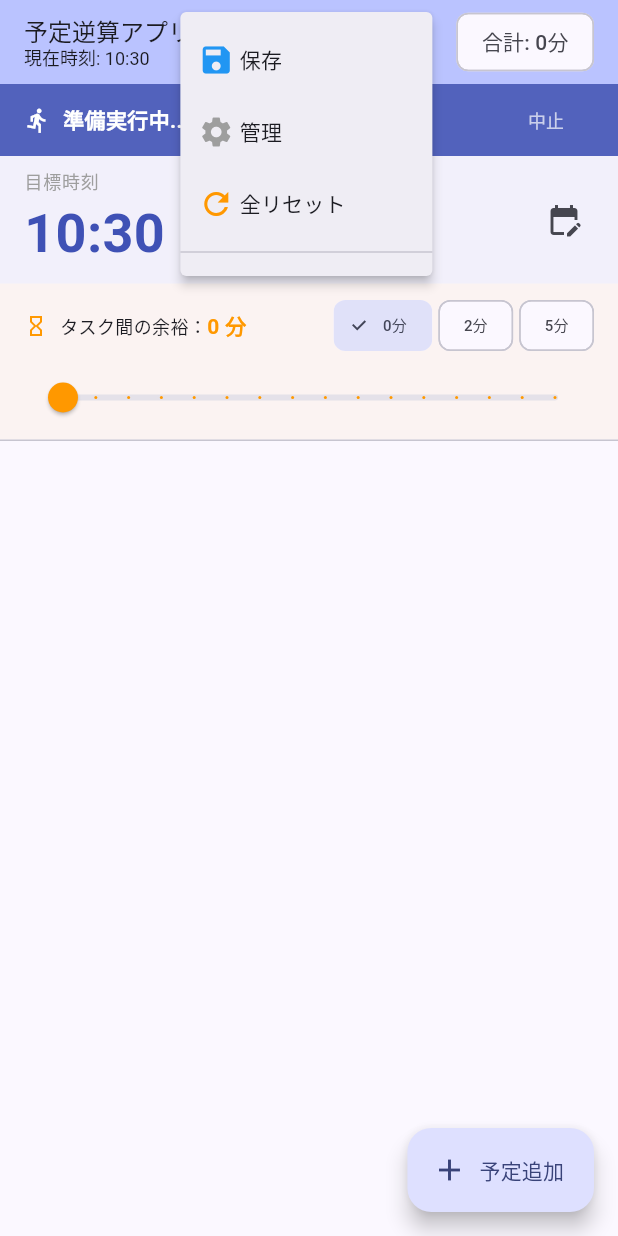
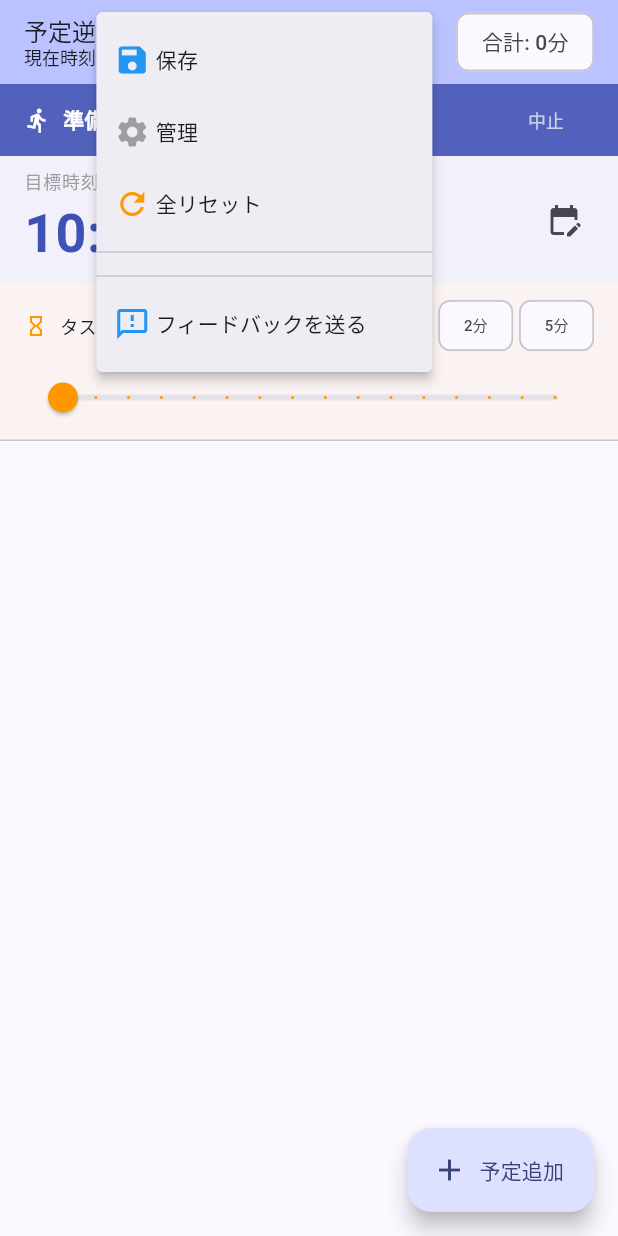
Before and after one commit to kkuramitu-portfolio/reverse_calc_app, a Flutter app: the screen it shows after launch, after a tap on "準備を開始する", after a tap on the "folder special" icon, on a phone screen of 412 x 824 dp. Run offline on Flutter 3.47's test engine with Material 3 defaults, Android fonts, the light colour scheme and no system bars; our stand-ins replace shared_preferences.

Commit message:
アイコン変更とフィードバック送信の導線設定

```diff
--- a/lib/main.dart
+++ b/lib/main.dart
@@ -4,8 +4,11 @@
 import 'dart:convert';
 import 'package:flutter/cupertino.dart';
 import 'dart:async';
+import 'package:url_launcher/url_launcher.dart'; // URL起動用
 
 void main() {
+  // 起動時の初期化を確実にする
+  WidgetsFlutterBinding.ensureInitialized();
   runApp(const ReverseCalcApp());
 }
 
@@ -14,27 +17,27 @@
   String name;
   int duration;
   bool isDone;
-  bool isSkipped; // 追加
+  bool isSkipped;
 
   Task({
     required this.name,
     required this.duration,
     this.isDone = false,
-    this.isSkipped = false, // 追加
+    this.isSkipped = false,
   });
 
   Map<String, dynamic> toJson() => {
     'name': name,
     'duration': duration,
     'isDone': isDone,
-    'isSkipped': isSkipped, // 追加
+    'isSkipped': isSkipped,
   };
 
   factory Task.fromJson(Map<String, dynamic> json) => Task(
     name: json['name'],
     duration: json['duration'],
     isDone: json['isDone'] ?? false,
-    isSkipped: json['isSkipped'] ?? false, // 追加
+    isSkipped: json['isSkipped'] ?? false,
   );
 }
 
@@ -95,7 +98,6 @@
           goalTime.minute,
         );
 
-        // 目標時刻から1時間過ぎたら自動でオフにする
         if (isActive &&
             now.isAfter(normalizedGoal.add(const Duration(hours: 1)))) {
           setState(() {
@@ -116,6 +118,18 @@
   void dispose() {
     _timer?.cancel();
     super.dispose();
+  }
+
+  // URLを開くヘルパー関数
+  Future<void> _launchURL(String urlString) async {
+    final Uri url = Uri.parse(urlString);
+    if (!await launchUrl(url)) {
+      if (mounted) {
+        ScaffoldMessenger.of(
+          context,
+        ).showSnackBar(SnackBar(content: Text('開けませんでした: $urlString')));
+      }
+    }
   }
 
   Future<void> _saveData() async {
@@ -174,7 +188,9 @@
           ),
           ElevatedButton(
             onPressed: () {
-              if (templateName.isEmpty) return;
+              if (templateName.isEmpty) {
+                return;
+              }
               setState(() {
                 goalLabel = templateName;
                 templates[templateName] = {
@@ -201,7 +217,7 @@
           .map((item) => Task.fromJson(item))
           .toList();
       bufferMinutes = data['bufferMinutes'] ?? 0;
-      isActive = false; // 読み込み時は非アクティブに
+      isActive = false;
       _saveData();
     });
   }
@@ -304,7 +320,6 @@
                         ),
                       ),
                       ActionChip(
-                        // ★修正箇所①: withOpacity -> withValues
                         backgroundColor: Colors.blue.withValues(alpha: 0.1),
                         avatar: const Icon(Icons.add, size: 16),
                         label: const Text('登録'),
@@ -353,7 +368,9 @@
             ),
             ElevatedButton(
               onPressed: () {
-                if (newName.isEmpty) return;
+                if (newName.isEmpty) {
+                  return;
+                }
                 setState(() {
                   if (isEditing) {
                     tasks[index!] = Task(name: newName, duration: newDuration);
@@ -385,27 +402,18 @@
     if (normalizedGoal.isBefore(now)) {
       normalizedGoal = normalizedGoal.add(const Duration(days: 1));
     }
-    // --- 不足時間の計算ロジック ---
-    // 1. まだやっていない（未完了かつ未スキップ）タスクの合計時間を出す
+
     int remainingRequiredMinutes = tasks
         .where((t) => !t.isDone && !t.isSkipped)
         .fold(0, (sum, t) => sum + t.duration);
-
-    // 2. タスク間のバッファも加算（未完了タスクが2つ以上ある場合）
     int activeTasksCount = tasks.where((t) => !t.isDone && !t.isSkipped).length;
     int remainingBuffer = activeTasksCount > 1
         ? (activeTasksCount - 1) * bufferMinutes
         : 0;
     int totalNeededMinutes = remainingRequiredMinutes + remainingBuffer;
+    int minutesUntilGoal = normalizedGoal.difference(now).inMinutes;
+    int timeDeficit = totalNeededMinutes - minutesUntilGoal;
 
-    // 3. 目標までの残り時間（分）
-    int minutesUntilGoal = normalizedGoal.difference(now).inMinutes;
-
-    // 4. 不足している時間
-    int timeDeficit = totalNeededMinutes - minutesUntilGoal;
-    // ----------------------------
-
-    // 全体の開始時刻計算（これは全タスクベースでOK）
     int tasksDuration = tasks.fold(0, (sum, item) => sum + item.duration);
     int totalBuffer = tasks.length > 1 ? (tasks.length - 1) * bufferMinutes : 0;
     int totalDuration = tasksDuration + totalBuffer;
@@ -453,10 +461,14 @@
                 setState(() {
                   for (var t in tasks) {
                     t.isDone = false;
-                    t.isSkipped = false; // スキップもリセット
+                    t.isSkipped = false;
                   }
                   _saveData();
                 });
+              } else if (value == 'feedback') {
+                _launchURL(
+                  'https://docs.google.com/forms/d/e/1FAIpQLSfwPKdGwoEvtr3VvRbvYGuMjd6Gb0_VHIs83OCQo_Cvltv5-A/viewform?usp=pp_url&entry.1476558753=%E4%BA%88%E5%AE%9A%E9%80%86%E7%AE%97%E3%82%A2%E3%83%97%E3%83%AA',
+                );
               } else {
                 _loadTemplate(value);
               }
@@ -493,6 +505,16 @@
               ...templates.keys.map(
                 (name) => PopupMenuItem(value: name, child: Text(name)),
               ),
+              const PopupMenuDivider(),
+              const PopupMenuItem(
+                value: 'feedback',
+                child: Row(
+                  children: [
+                    Icon(Icons.feedback_outlined, color: Colors.blue),
+                    Text(' フィードバックを送る'),
+                  ],
+                ),
+              ),
             ],
           ),
           Padding(
@@ -503,7 +525,6 @@
       ),
       body: Column(
         children: [
-          // --- 動的バナーエリア ---
           if (!isActive)
             Container(
               width: double.infinity,
@@ -514,7 +535,7 @@
                     isActive = true;
                     for (var t in tasks) {
                       t.isDone = false;
-                      t.isSkipped = false; // スキップもリセット
+                      t.isSkipped = false;
                     }
                     _saveData();
                   });
@@ -603,7 +624,6 @@
                   );
                 }
 
-                // 準備中（未完了タスクあり）
                 return Column(
                   children: [
                     if (isActive && timeDeficit > 0 && !allFinished)
@@ -676,7 +696,6 @@
             child: ReorderableListView.builder(
               buildDefaultDragHandles: false,
               itemCount: tasks.length,
-              // ★修正箇所②: onReorder -> onReorderItem (index調整が不要に)
               onReorderItem: (oldIndex, newIndex) {
                 setState(() {
                   final item = tasks.removeAt(oldIndex);
@@ -795,7 +814,6 @@
                         ),
                         selected: bufferMinutes == m,
                         onSelected: (selected) {
-                          // ★修正箇所③: if文を {} で囲む
                           if (selected) {
                             setState(() {
                               bufferMinutes = m;
@@ -893,7 +911,6 @@
                 ? const BorderSide(color: Colors.blue, width: 2)
                 : BorderSide.none,
           ),
-          // スキップ中はチェックボックスを隠す（または無効なアイコンにする）
           leading: task.isSkipped
               ? const Icon(Icons.block, color: Colors.grey)
               : Checkbox(
@@ -932,7 +949,6 @@
                   ),
                 ),
               ),
-              // --- スキップ / 戻す ボタンの切り替え ---
               if (isActive && !task.isDone)
                 IconButton(
                   icon: Icon(
@@ -942,7 +958,7 @@
                   ),
                   tooltip: task.isSkipped ? '予定を復活させる' : 'この予定をスキップ',
                   onPressed: () => setState(() {
-                    task.isSkipped = !task.isSkipped; // 状態を反転させる
+                    task.isSkipped = !task.isSkipped;
                     _saveData();
                   }),
                 ),
@@ -950,7 +966,6 @@
                 const Badge(label: Text('NOW'), backgroundColor: Colors.blue),
             ],
           ),
-          // ... (subtitle と trailing はそのまま)
           subtitle: isCurrent
               ? Text(
                   'あと ${endTime.difference(now).inMinutes + 1} 分で終了予定',
--- a/pubspec.yaml
+++ b/pubspec.yaml
@@ -36,6 +36,7 @@
   cupertino_icons: ^1.0.8
   intl: ^0.20.3
   shared_preferences: ^2.5.5
+  url_launcher: ^6.3.2
 
 dev_dependencies:
   flutter_test:
```
Also changed, not shown: assets/icon.png, pubspec.lock, 36 other files.
